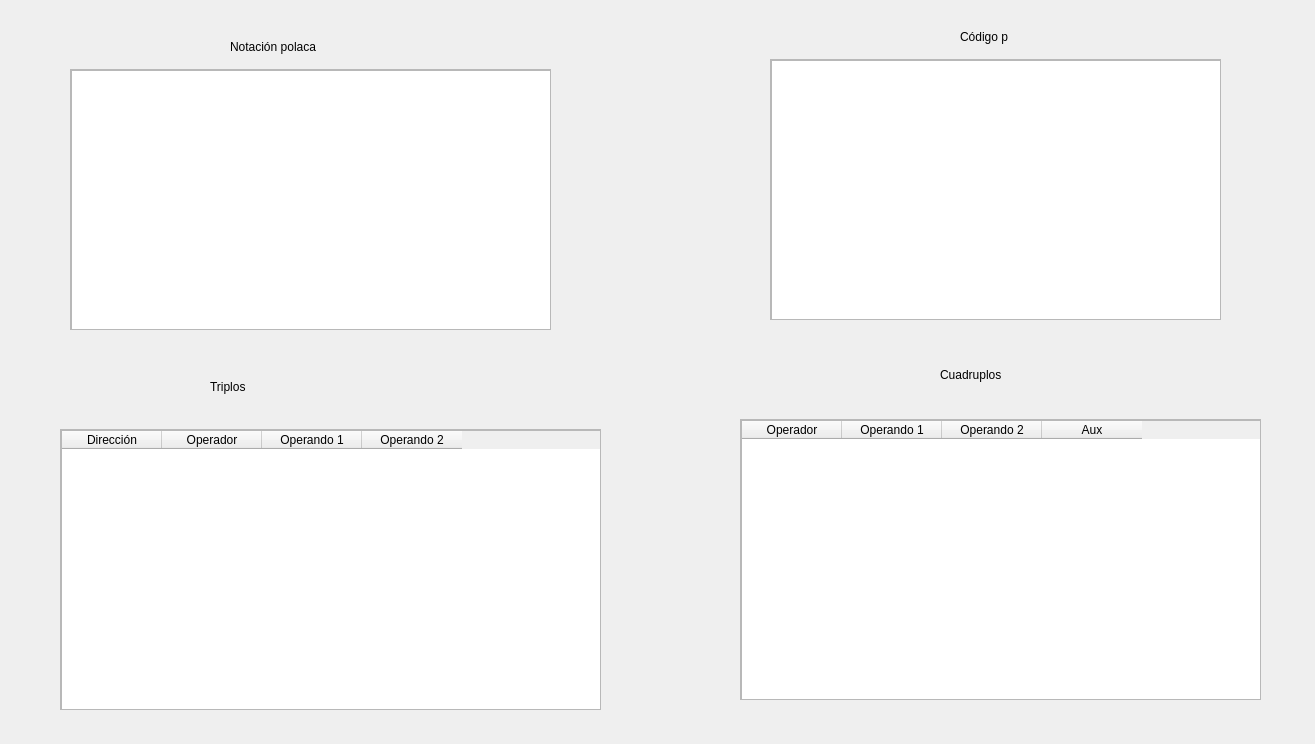
llamasdelacruz/Compilador, file ventanas/Ventana_codigo_intermedio.ui: the form before one commit.
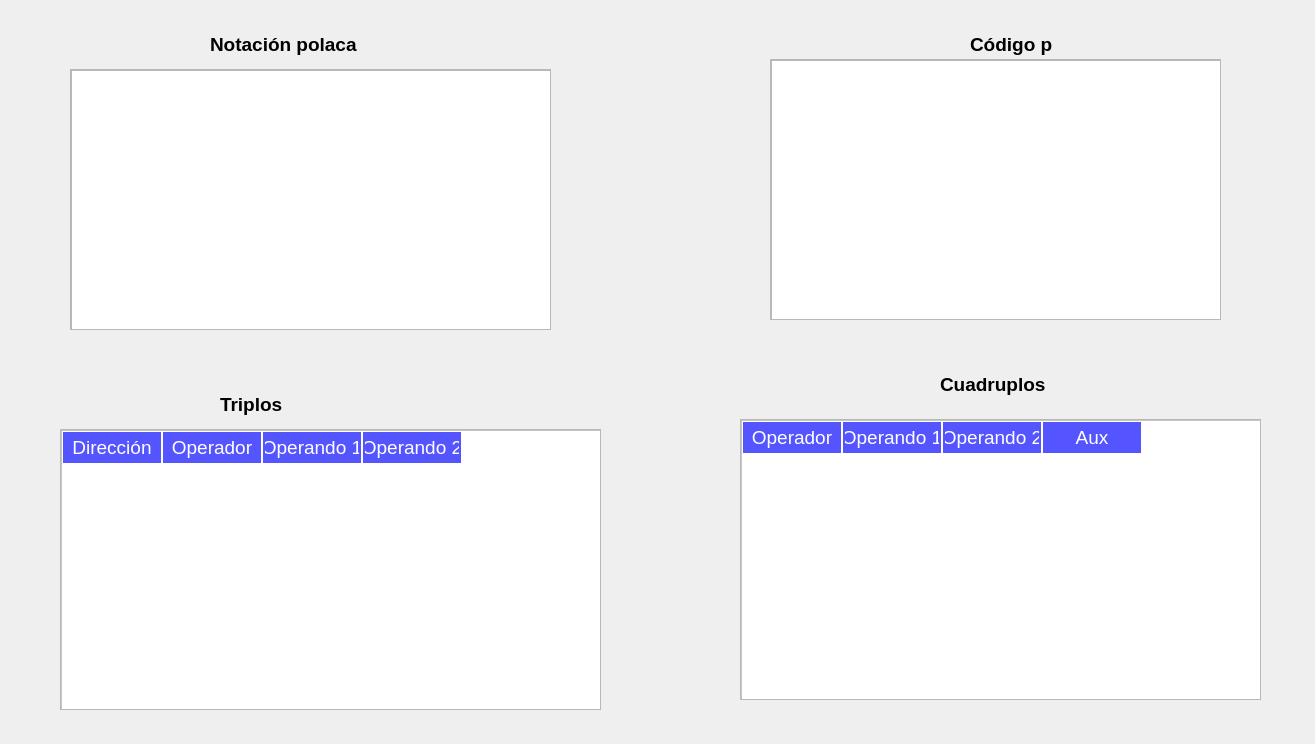
The form after the commit.

Commit message: Darel Estilo a la ventana código intermedio.

```diff
--- a/ventanas/Ventana_codigo_intermedio.ui
+++ b/ventanas/Ventana_codigo_intermedio.ui
@@ -34,12 +34,19 @@
      <widget class="QLabel" name="label">
       <property name="geometry">
        <rect>
-        <x>230</x>
-        <y>30</y>
-        <width>111</width>
-        <height>16</height>
+        <x>210</x>
+        <y>20</y>
+        <width>181</width>
+        <height>31</height>
        </rect>
       </property>
+      <property name="font">
+       <font>
+        <pointsize>14</pointsize>
+        <weight>75</weight>
+        <bold>true</bold>
+       </font>
+      </property>
       <property name="text">
        <string>Notación polaca</string>
       </property>
@@ -47,12 +54,19 @@
      <widget class="QLabel" name="label_2">
       <property name="geometry">
        <rect>
-        <x>960</x>
+        <x>970</x>
         <y>20</y>
-        <width>55</width>
-        <height>16</height>
+        <width>171</width>
+        <height>31</height>
        </rect>
       </property>
+      <property name="font">
+       <font>
+        <pointsize>14</pointsize>
+        <weight>75</weight>
+        <bold>true</bold>
+       </font>
+      </property>
       <property name="text">
        <string>Código p</string>
       </property>
@@ -153,6 +167,36 @@
           <height>281</height>
          </rect>
         </property>
+        <property name="styleSheet">
+         <string notr="true">QWidget{
+         background-color:#ffffff;
+
+		color:#000000;
+}
+
+QHeaderView::section{
+
+       background-color:#5555ff;
+	   padding:2px;
+ 	
+      border:1px solid #fffff8;
+	  font-size:14pt;
+	  color:#ffffff;
+
+}
+
+QTableWitget{
+    
+     gridline-color:#ff00ff;
+     font-size:14pt;
+
+}
+
+
+
+      
+</string>
+        </property>
         <column>
          <property name="text">
           <string>Operador</string>
@@ -206,6 +250,36 @@
           <height>281</height>
          </rect>
         </property>
+        <property name="styleSheet">
+         <string notr="true">QWidget{
+         background-color:#ffffff;
+
+		color:#000000;
+}
+
+QHeaderView::section{
+
+       background-color:#5555ff;
+	   padding:2px;
+ 	
+      border:1px solid #fffff8;
+	  font-size:14pt;
+	  color:#ffffff;
+
+}
+
+QTableWitget{
+    
+     gridline-color:#ff00ff;
+     font-size:14pt;
+
+}
+
+
+
+      
+</string>
+        </property>
         <column>
          <property name="text">
           <string>Dirección</string>
@@ -232,12 +306,19 @@
      <widget class="QLabel" name="label_3">
       <property name="geometry">
        <rect>
-        <x>210</x>
-        <y>370</y>
-        <width>55</width>
-        <height>16</height>
+        <x>220</x>
+        <y>380</y>
+        <width>141</width>
+        <height>31</height>
        </rect>
       </property>
+      <property name="font">
+       <font>
+        <pointsize>14</pointsize>
+        <weight>75</weight>
+        <bold>true</bold>
+       </font>
+      </property>
       <property name="text">
        <string>Triplos</string>
       </property>
@@ -246,11 +327,18 @@
       <property name="geometry">
        <rect>
         <x>940</x>
-        <y>350</y>
+        <y>360</y>
         <width>121</width>
         <height>31</height>
        </rect>
       </property>
+      <property name="font">
+       <font>
+        <pointsize>14</pointsize>
+        <weight>75</weight>
+        <bold>true</bold>
+       </font>
+      </property>
       <property name="text">
        <string>Cuadruplos</string>
       </property>
```
